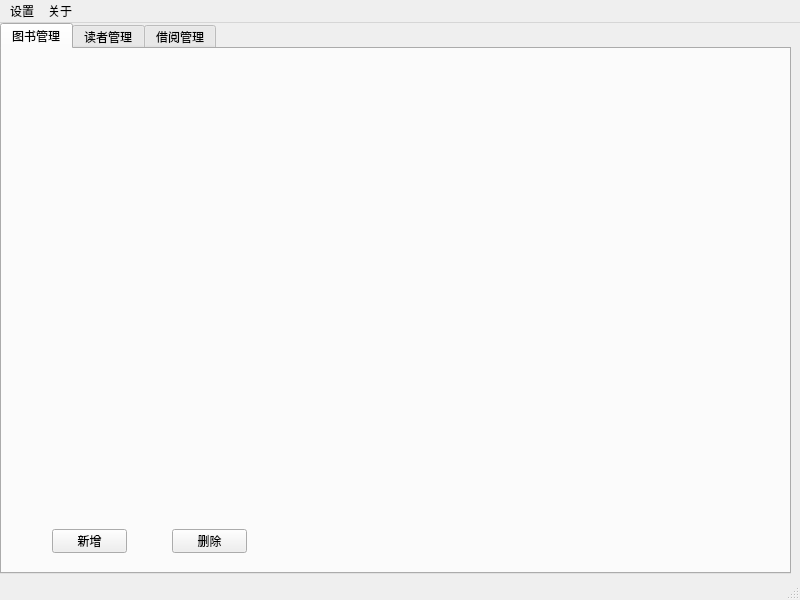
Above: ui_mainwindow.ui from ccccye95/my-app before the change. Below: the same form after it.
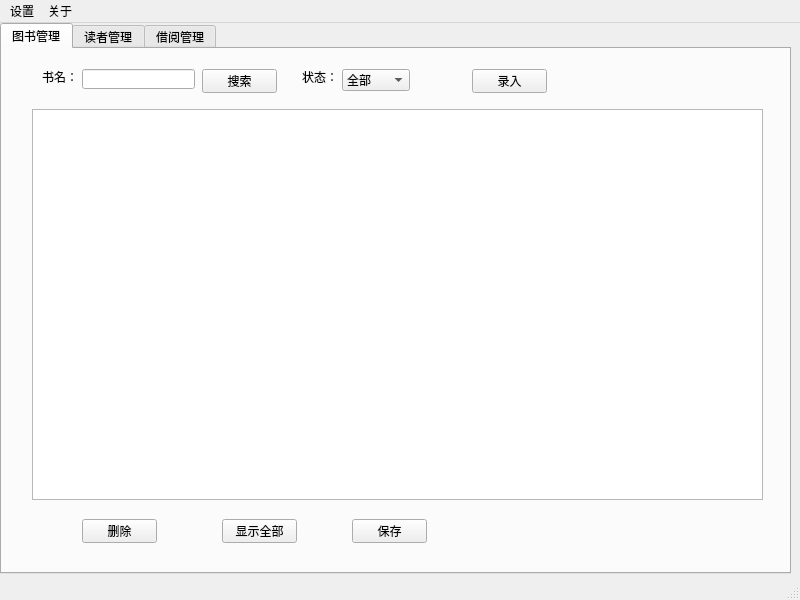
That is the form after the change.

```diff
--- a/ui_mainwindow.ui
+++ b/ui_mainwindow.ui
@@ -33,21 +33,21 @@
      <widget class="QPushButton" name="btn_book_add">
       <property name="geometry">
        <rect>
-        <x>50</x>
-        <y>480</y>
+        <x>470</x>
+        <y>20</y>
         <width>75</width>
         <height>24</height>
        </rect>
       </property>
       <property name="text">
-       <string>新增</string>
+       <string>录入</string>
       </property>
      </widget>
      <widget class="QPushButton" name="pushButton_2">
       <property name="geometry">
        <rect>
-        <x>170</x>
-        <y>480</y>
+        <x>80</x>
+        <y>470</y>
         <width>75</width>
         <height>24</height>
        </rect>
@@ -56,6 +56,116 @@
        <string>删除</string>
       </property>
      </widget>
+     <widget class="QLabel" name="label">
+      <property name="geometry">
+       <rect>
+        <x>40</x>
+        <y>20</y>
+        <width>54</width>
+        <height>16</height>
+       </rect>
+      </property>
+      <property name="text">
+       <string>书名：</string>
+      </property>
+     </widget>
+     <widget class="QLineEdit" name="txt_search">
+      <property name="geometry">
+       <rect>
+        <x>80</x>
+        <y>20</y>
+        <width>113</width>
+        <height>20</height>
+       </rect>
+      </property>
+     </widget>
+     <widget class="QPushButton" name="btn_book_search">
+      <property name="geometry">
+       <rect>
+        <x>200</x>
+        <y>20</y>
+        <width>75</width>
+        <height>24</height>
+       </rect>
+      </property>
+      <property name="text">
+       <string>搜索</string>
+      </property>
+     </widget>
+     <widget class="QLabel" name="label_4">
+      <property name="geometry">
+       <rect>
+        <x>300</x>
+        <y>20</y>
+        <width>54</width>
+        <height>16</height>
+       </rect>
+      </property>
+      <property name="text">
+       <string>状态：</string>
+      </property>
+     </widget>
+     <widget class="QComboBox" name="cb_book_status">
+      <property name="geometry">
+       <rect>
+        <x>340</x>
+        <y>20</y>
+        <width>68</width>
+        <height>22</height>
+       </rect>
+      </property>
+      <item>
+       <property name="text">
+        <string>全部</string>
+       </property>
+      </item>
+      <item>
+       <property name="text">
+        <string>可借</string>
+       </property>
+      </item>
+      <item>
+       <property name="text">
+        <string>借出</string>
+       </property>
+      </item>
+     </widget>
+     <widget class="QTableWidget" name="table_book">
+      <property name="geometry">
+       <rect>
+        <x>30</x>
+        <y>60</y>
+        <width>731</width>
+        <height>391</height>
+       </rect>
+      </property>
+     </widget>
+     <widget class="QPushButton" name="btn_book_all">
+      <property name="geometry">
+       <rect>
+        <x>220</x>
+        <y>470</y>
+        <width>75</width>
+        <height>24</height>
+       </rect>
+      </property>
+      <property name="text">
+       <string>显示全部</string>
+      </property>
+     </widget>
+     <widget class="QPushButton" name="btn_book_save">
+      <property name="geometry">
+       <rect>
+        <x>350</x>
+        <y>470</y>
+        <width>75</width>
+        <height>24</height>
+       </rect>
+      </property>
+      <property name="text">
+       <string>保存</string>
+      </property>
+     </widget>
     </widget>
     <widget class="QWidget" name="tab_2">
      <attribute name="title">
```
Left out of the diff: 2 changed lines with no effect on the pictures.
